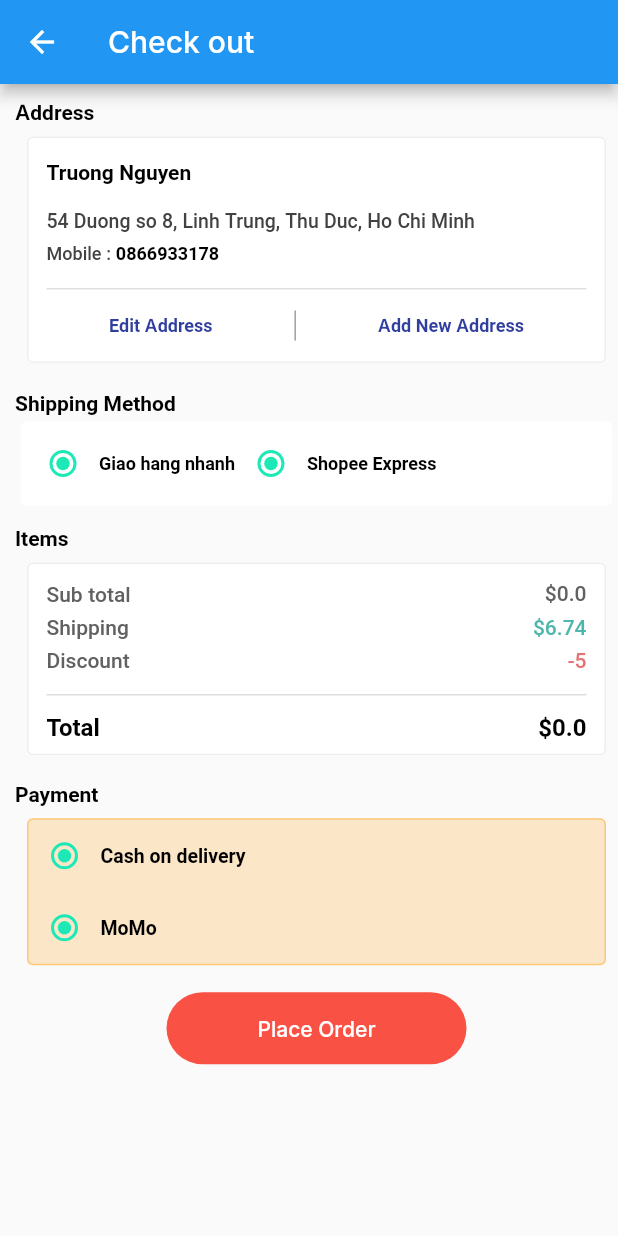
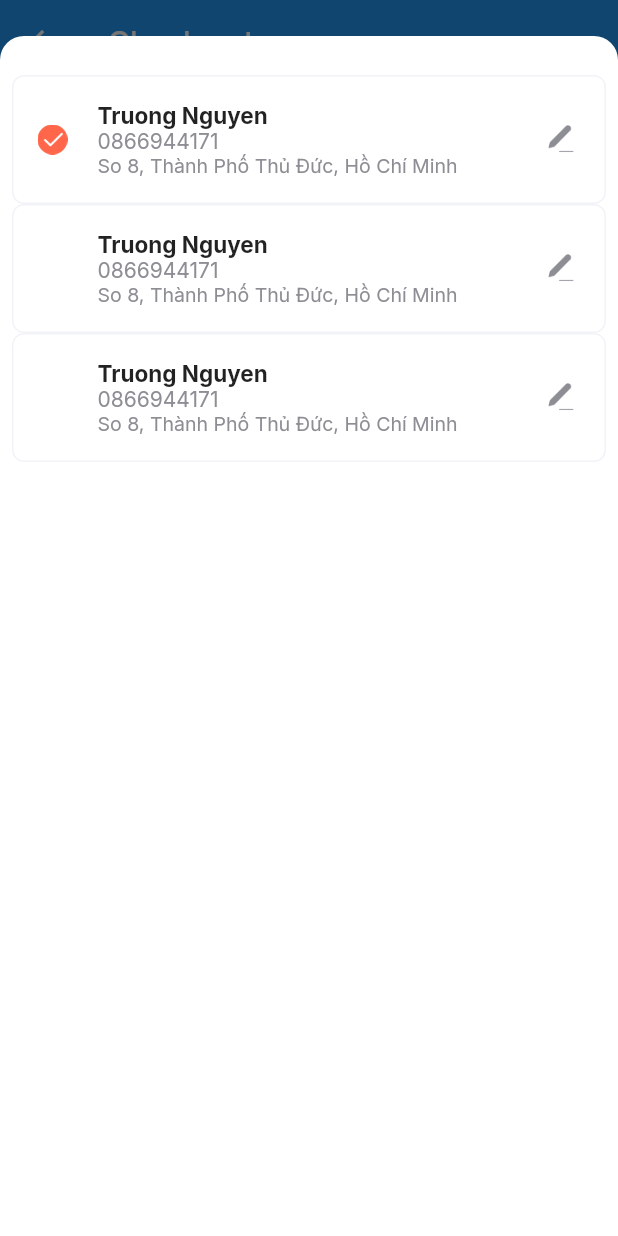
Before and after one commit to thuyety151/flutter_bookstore, a Flutter app: the CheckoutScreen screen opened by its route, after a tap on "Edit Address", on a phone screen of 412 x 824 dp. Run offline on Flutter 3.47's test engine with Material 2 defaults, Android fonts, the phone set to English and light mode, and no system bars; our stand-ins replace flutter_secure_storage, flutter_svg, getwidget, google_fonts, multi_select_flutter, photo_view and 1 more; missing offline and left inert: signalr_netcore; accounts and stored records are empty; network calls fail; Roboto replaces fonts that are missing (Helvetica).

Commit message:
Check out: integrate address + list item check out

```diff
--- a/lib/mocks/models/address_list.dart
+++ b/lib/mocks/models/address_list.dart
@@ -30,6 +30,7 @@ class AddressModel {
     var data = [
       "appartmentNumber",
       "streetAddress",
+      "wardName",
       "districtName",
       "provinceName"
     ].map((e) => toJson()[e]);
--- a/lib/screens/address/components/card_address.dart
+++ b/lib/screens/address/components/card_address.dart
@@ -73,8 +73,8 @@ class _CardAddressState extends State<CardAddress> {
             mainAxisAlignment: MainAxisAlignment.center,
             crossAxisAlignment: CrossAxisAlignment.start,
             children: [
-              const Text(
-                "Home",
+              Text(
+                widget.data.fullName(),
                 style: TextStyle(fontSize: 15, fontWeight: FontWeight.bold),
               ),
               Text(
--- a/lib/screens/cart/components/cart_list.dart
+++ b/lib/screens/cart/components/cart_list.dart
@@ -49,7 +49,10 @@ class _CartListState extends State<CartList> {
                             const Spacer(),
                             IconButton(
                               onPressed: () {},
-                              icon: const Icon(Icons.restore_from_trash),
+                              icon: const Icon(
+                                Icons.delete,
+                                color: Colors.white,
+                              ),
                             ),
                           ],
                         ),
--- a/lib/screens/checkout/components/checkout_address.dart
+++ b/lib/screens/checkout/components/checkout_address.dart
@@ -2,15 +2,131 @@
 
 import 'package:flutter/material.dart';
 import 'package:flutter_folder/components/custom_text_style.dart';
+import 'package:flutter_folder/provider/address_model.dart' as provider;
+import 'package:provider/provider.dart';
 
-class CheckoutAddress extends StatelessWidget {
+import '../../../mocks/models/address_list.dart';
+import '../../../models/address.dart';
+import '../../address/components/address_form.dart';
+import '../../address/components/card_address.dart';
+
+class CheckoutAddress extends StatefulWidget {
   const CheckoutAddress({Key? key}) : super(key: key);
 
   @override
+  State<CheckoutAddress> createState() => _CheckoutAddressState();
+}
+
+class _CheckoutAddressState extends State<CheckoutAddress> {
+  var mainAddressIndex =
+      listAddress.indexWhere((element) => element.isMain == true);
+  Widget _listAddress() {
+    return ListView.builder(
+        shrinkWrap: true,
+        scrollDirection: Axis.vertical,
+        itemCount: listAddress.length,
+        itemBuilder: (_, index) {
+          return Dismissible(
+              key: Key(listAddress[index].id),
+              background: Container(
+                  color: Colors.red,
+                  alignment: Alignment.centerRight,
+                  child: FlatButton(
+                    child: const Icon(
+                      Icons.delete,
+                      color: Colors.white,
+                    ),
+                    onPressed: () {},
+                  )),
+              child: CardAddress(data: listAddress[index]));
+        });
+  }
+
+  @override
   Widget build(BuildContext context) {
+    void createAddress(Address value) {
+      Provider.of<provider.AddressModel>(context, listen: false)
+          .createAddress(value);
+    }
+
+    void showDialogCreate() {
+      showModalBottomSheet<void>(
+        context: context,
+        backgroundColor: const Color.fromRGBO(0, 0, 0, 0),
+        isScrollControlled: true,
+        builder: (BuildContext context) {
           return Container(
-      margin:const EdgeInsets.all(4),
-      decoration:const BoxDecoration(
+            height: 800,
+            decoration: const BoxDecoration(
+                borderRadius: BorderRadius.only(
+                  topLeft: Radius.circular(16),
+                  topRight: Radius.circular(16),
+                ),
+                color: Colors.white),
+            child: Padding(
+              padding: const EdgeInsets.only(top: 26, left: 8, right: 8),
+              child: SingleChildScrollView(
+                  scrollDirection: Axis.vertical,
+                  child: AddressForm(
+                    submit: createAddress,
+                  )
+                  // const AddressPicker(),
+                  // Padding(
+                  //   padding: const EdgeInsets.only(top: 16),
+                  //   child: PrimaryButton(
+                  //     onTap: () {},
+                  //     buttonText: "Create",
+                  //     buttonColor: AppColors.kPrimary,
+                  //     fullWidth: true,
+                  //     textColor: Colors.white,
+                  //   ),
+                  // )
+                  ),
+            ),
+          );
+        },
+      );
+    }
+
+    void showDialogEdit() {
+      showModalBottomSheet<void>(
+        context: context,
+        backgroundColor: const Color.fromRGBO(0, 0, 0, 0),
+        isScrollControlled: true,
+        builder: (BuildContext context) {
+          return Container(
+            height: 800,
+            decoration: const BoxDecoration(
+                borderRadius: BorderRadius.only(
+                  topLeft: Radius.circular(16),
+                  topRight: Radius.circular(16),
+                ),
+                color: Colors.white),
+            child: Padding(
+              padding: const EdgeInsets.only(top: 26, left: 8, right: 8),
+              child: SingleChildScrollView(
+                  scrollDirection: Axis.vertical, child: _listAddress()
+                  // const AddressPicker(),
+                  // Padding(
+                  //   padding: const EdgeInsets.only(top: 16),
+                  //   child: PrimaryButton(
+                  //     onTap: () {},
+                  //     buttonText: "Create",
+                  //     buttonColor: AppColors.kPrimary,
+                  //     fullWidth: true,
+                  //     textColor: Colors.white,
+                  //   ),
+                  // )
+                  ),
+            ),
+          );
+        },
+      );
+    }
+
+    return Container(
+      margin: const EdgeInsets.all(4),
+      decoration: const BoxDecoration(
         borderRadius: BorderRadius.all(Radius.circular(4)),
       ),
       child: Card(
@@ -28,17 +144,23 @@ class CheckoutAddress extends StatelessWidget {
               const SizedBox(
                 height: 6,
               ),
+              mainAddressIndex != -1
+                  ? Column(
+                      crossAxisAlignment: CrossAxisAlignment.start,
+                      children: [
                           Text(
-                "Truong Nguyen",
+                            listAddress[mainAddressIndex].fullName(),
                             style: CustomTextStyle.textFormFieldSemiBold
                                 .copyWith(fontSize: 14),
                           ),
                           Container(
                               margin: const EdgeInsets.only(top: 16),
                               child: Text(
-                    "54 Duong so 8, Linh Trung, Thu Duc, Ho Chi Minh",
+                                listAddress[mainAddressIndex].fullAddress(),
                                 style: CustomTextStyle.textFormFieldMedium
-                        .copyWith(fontSize: 13, color: Colors.grey.shade800),
+                                    .copyWith(
+                                        fontSize: 13,
+                                        color: Colors.grey.shade800),
                               )),
                           const SizedBox(
                             height: 6,
@@ -48,11 +170,14 @@ class CheckoutAddress extends StatelessWidget {
                               TextSpan(
                                   text: "Mobile : ",
                                   style: CustomTextStyle.textFormFieldMedium
-                          .copyWith(fontSize: 12, color: Colors.grey.shade800)),
+                                      .copyWith(
+                                          fontSize: 12,
+                                          color: Colors.grey.shade800)),
                               TextSpan(
-                      text: "0866933178",
+                                  text: listAddress[mainAddressIndex].phone,
                                   style: CustomTextStyle.textFormFieldBold
-                          .copyWith(fontSize: 12, color: Colors.black)),
+                                      .copyWith(
+                                          fontSize: 12, color: Colors.black)),
                             ]),
                           ),
                           const SizedBox(
@@ -63,12 +188,19 @@ class CheckoutAddress extends StatelessWidget {
                             height: 1,
                             width: double.infinity,
                           ),
+                        ])
+                  : Text(
+                      "No address available",
+                      style: CustomTextStyle.textFormFieldSemiBold
+                          .copyWith(fontSize: 14),
+                      textAlign: TextAlign.center,
+                    ),
               Row(children: [
                 const Spacer(
                   flex: 2,
                 ),
                 FlatButton(
-                  onPressed: () {},
+                  onPressed: showDialogEdit,
                   child: Text(
                     "Edit Address",
                     style: CustomTextStyle.textFormFieldSemiBold
@@ -85,7 +217,7 @@ class CheckoutAddress extends StatelessWidget {
                   flex: 3,
                 ),
                 FlatButton(
-                  onPressed: () {},
+                  onPressed: showDialogCreate,
                   child: Text("Add New Address",
                       style: CustomTextStyle.textFormFieldSemiBold.copyWith(
                           fontSize: 12, color: Colors.indigo.shade700)),
--- a/lib/screens/login/login_screen.dart
+++ b/lib/screens/login/login_screen.dart
@@ -64,7 +64,7 @@ class _LoginScreenState extends State<LoginScreen> {
             onTap: () => Navigator.of(buildContext)
                 .pushNamed(RouteManager.ROUTE_HOME_PAGE),
             child: Container(
-              padding: const EdgeInsets.only(top: 32, right: 28),
+              padding: const EdgeInsets.only(top: 40, right: 28),
               alignment: Alignment.topRight,
               child: const Text("Skip", style: AppTextStyles.title),
             ),
```
Also changed, not shown: lib/screens/home/components/home_page_header.dart (+8 -3 lines). Lines whose indentation alone changed are shown as unchanged.
